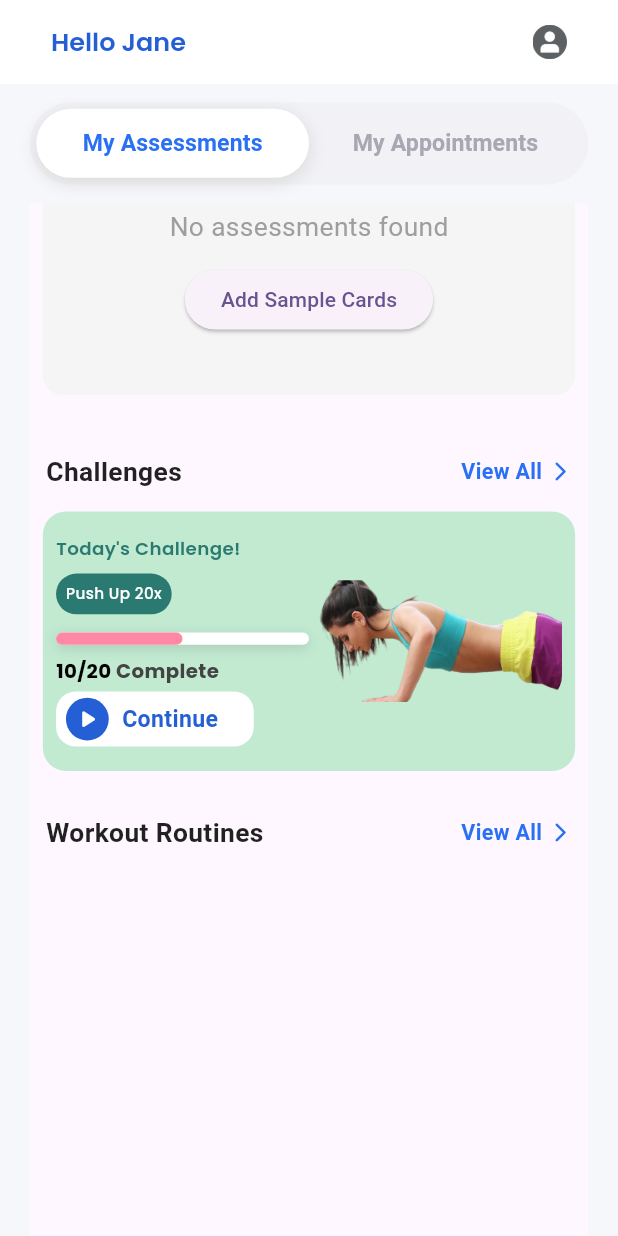
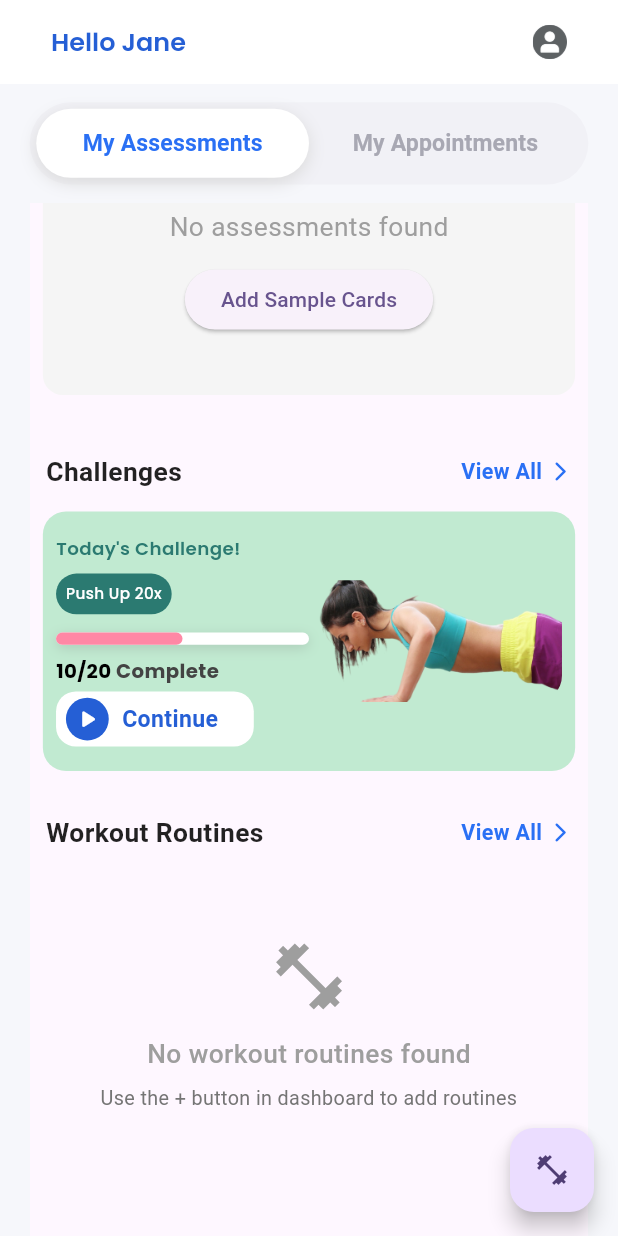
Before and after one commit to kartik-ashok/flutter_assessment_app, a Flutter app: the MyDashboard screen opened directly, scrolled down 145 dp, on a phone screen of 412 x 824 dp. Run offline on Flutter 3.47's test engine with Material 3 defaults, Android fonts, the phone set to English and light mode, and no system bars; our stand-ins replace awesome_snackbar_content, cloud_firestore, firebase_auth, firebase_core, google_fonts, page_transition and 4 more; accounts and stored records are empty.

Commit message:
The workout routines should now display properly in your assessment page!

```diff
--- a/lib/presentation/screens/my_assessment.dart
+++ b/lib/presentation/screens/my_assessment.dart
@@ -767,60 +767,79 @@ class _MyAssessmentState extends State<MyAssessment> {
 
               SizedBox(
                 height: ResponsiveSize.height(200),
-                child: ListView.builder(
+                child: provider.isLoading
+                    ? ListView.builder(
                         scrollDirection: Axis.horizontal,
-                  itemCount: provider.workoutRoutins.length,
+                        itemCount: 3, // Show 3 shimmer items while loading
                         itemBuilder: (context, index) {
-                    if (provider.isLoading) {
                           return Shimmer.fromColors(
                             baseColor: Colors.grey.shade300,
                             highlightColor: Colors.grey.shade100,
                             child: Container(
                               width: ResponsiveSize.width(280),
-                          margin:
-                              EdgeInsets.only(right: ResponsiveSize.width(12)),
+                              margin: EdgeInsets.only(
+                                  right: ResponsiveSize.width(12)),
                               decoration: BoxDecoration(
                                 color: Colors.white,
-                            borderRadius:
-                                BorderRadius.circular(ResponsiveSize.width(12)),
+                                borderRadius: BorderRadius.circular(
+                                    ResponsiveSize.width(12)),
                               ),
                             ),
                           );
-                    }
-                    if (provider.workoutRoutins.isEmpty) {
-                      return Center(
+                        },
+                      )
+                    : provider.workoutRoutins.isEmpty
+                        ? Center(
                             child: Padding(
                               padding: EdgeInsets.all(ResponsiveSize.width(20)),
                               child: Column(
+                                mainAxisAlignment: MainAxisAlignment.center,
                                 children: [
+                                  Icon(
+                                    Icons.fitness_center,
+                                    size: ResponsiveSize.width(48),
+                                    color: Colors.grey,
+                                  ),
+                                  SizedBox(height: ResponsiveSize.height(12)),
                                   Text(
                                     'No workout routines found',
                                     style: TextStyle(
                                       fontSize: ResponsiveSize.width(16),
                                       color: Colors.grey,
+                                      fontWeight: FontWeight.w500,
                                     ),
                                   ),
-                              SizedBox(height: ResponsiveSize.height(12)),
-                              ElevatedButton(
-                                onPressed: () {},
-                                child: const Text('Add Sample Routines'),
+                                  SizedBox(height: ResponsiveSize.height(8)),
+                                  Text(
+                                    'Use the + button in dashboard to add routines',
+                                    style: TextStyle(
+                                      fontSize: ResponsiveSize.width(12),
+                                      color: Colors.grey[600],
+                                    ),
+                                    textAlign: TextAlign.center,
                                   ),
                                 ],
                               ),
                             ),
-                      );
-                    }
-
+                          )
+                        : ListView.builder(
+                            scrollDirection: Axis.horizontal,
+                            itemCount: provider.workoutRoutins.length,
+                            itemBuilder: (context, index) {
                               return Container(
-                      margin: EdgeInsets.only(right: ResponsiveSize.width(12)),
+                                margin: EdgeInsets.only(
+                                    right: ResponsiveSize.width(12)),
                                 child: workoutCard(
-                        imageUrl: routineImags[index % routineImags.length],
+                                  imageUrl:
+                                      routineImags[index % routineImags.length],
                                   title: provider.workoutRoutins[index].name,
-                        subtitle: provider.workoutRoutins[index].bodyType,
-                        tagText: provider.workoutRoutins[index].weightGoal,
+                                  subtitle:
+                                      provider.workoutRoutins[index].bodyType,
+                                  tagText:
+                                      provider.workoutRoutins[index].weightGoal,
                                   tagColor: const Color(0xff71aadf),
-                        difficulty:
-                            provider.workoutRoutins[index].difficultyLevel,
+                                  difficulty: provider
+                                      .workoutRoutins[index].difficultyLevel,
                                 ),
                               );
                             },
--- a/lib/presentation/screens/my_dashboard.dart
+++ b/lib/presentation/screens/my_dashboard.dart
@@ -1,6 +1,7 @@
 import 'package:flutter/material.dart';
 import 'package:flutter_assessment_app/common/greeting_header.dart';
 import 'package:flutter_assessment_app/domain/repository/assessment_cardstofirestore.dart';
+import 'package:flutter_assessment_app/domain/repository/workout_routins.dart';
 import 'package:flutter_assessment_app/presentation/screens/my_appointment.dart';
 import 'package:flutter_assessment_app/presentation/screens/my_assessment.dart';
 import 'package:flutter_assessment_app/provider/provider.dart';
@@ -19,6 +20,7 @@ class _MyAssessmentsState extends State<MyDashboard>
   late TabController _tabController;
   AddAssessmentCardstofirestore addAssessmentCardstofirestore =
       AddAssessmentCardstofirestore();
+  WorkoutRoutins workoutRoutins = WorkoutRoutins();
 
   final double cardRadius = ResponsiveSize.width(12);
 
@@ -105,6 +107,36 @@ class _MyAssessmentsState extends State<MyDashboard>
           ),
         ),
       ),
+      floatingActionButton: FloatingActionButton(
+        onPressed: () async {
+          try {
+            await workoutRoutins.addWorkoutRoutinsToFirestore();
+            if (mounted) {
+              ScaffoldMessenger.of(context).showSnackBar(
+                const SnackBar(
+                  content: Text('Workout routines added to Firestore!'),
+                  backgroundColor: Colors.green,
+                ),
+              );
+              // Refresh data after adding
+              final provider =
+                  Provider.of<AssessmentCardProvider>(context, listen: false);
+              provider.refreshAllData();
+            }
+          } catch (e) {
+            if (mounted) {
+              ScaffoldMessenger.of(context).showSnackBar(
+                SnackBar(
+                  content: Text('Error adding workout routines: $e'),
+                  backgroundColor: Colors.red,
+                ),
+              );
+            }
+          }
+        },
+        tooltip: 'Add Workout Routines',
+        child: const Icon(Icons.fitness_center),
+      ),
     );
   }
 }
```
Also changed, not shown: lib/domain/repository/workout_routins.dart (+41 -8 lines). Lines whose indentation alone changed are shown as unchanged.
